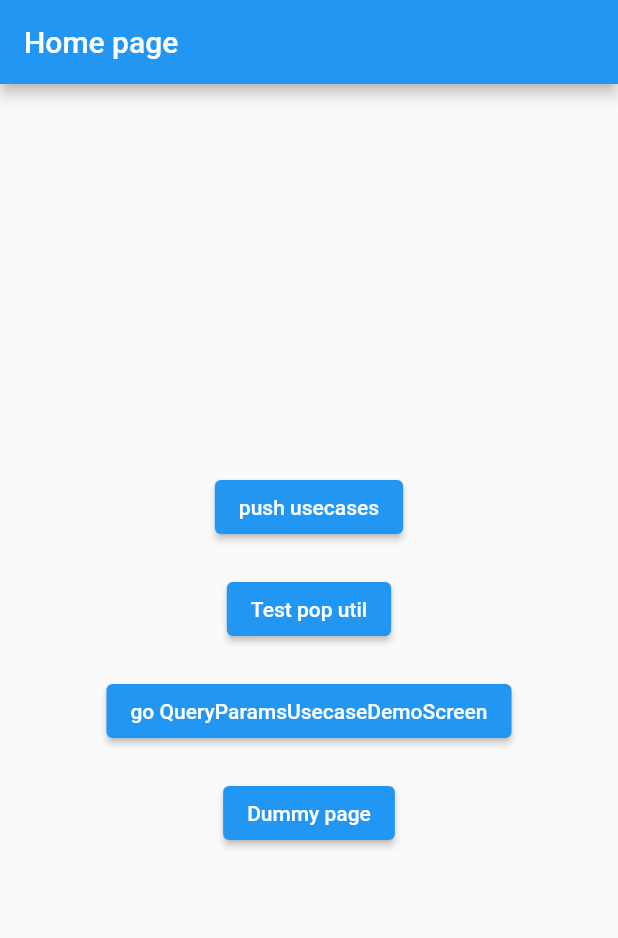
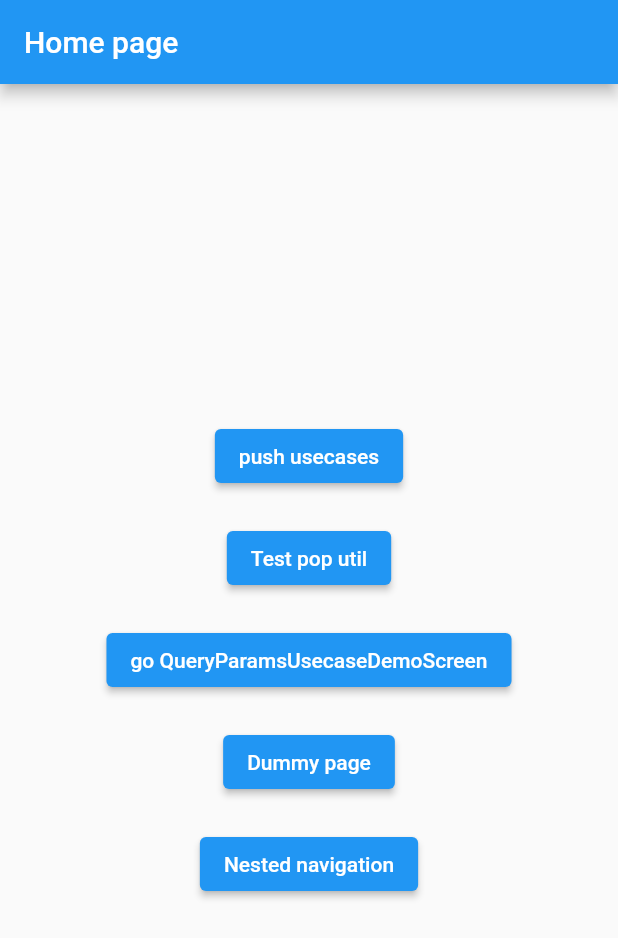
Before and after one commit to naco-src/go_router_example, a Flutter app: the screen it shows after launch, on a phone screen of 412 x 824 dp. Shown: the top 938 px of the screen. Run offline on Flutter 3.47's test engine with Material 2 defaults, Android fonts, the phone set to English and light mode, and no system bars; our stand-ins replace go_router.

Commit message:
implement nested navigation ex

```diff
--- a/lib/main.dart
+++ b/lib/main.dart
@@ -2,6 +2,7 @@ import 'package:flutter/material.dart';
 import 'package:go_router/go_router.dart';
 import 'package:go_router_example/error_screen.dart';
 import 'package:go_router_example/login_screen.dart';
+import 'package:go_router_example/nested_navigation.dart';
 import 'package:go_router_example/state.dart';
 import 'package:go_router_example/params_queryparams_usecases_demo.dart';
 import 'package:go_router_example/push_usecases_demo.dart';
@@ -99,6 +100,17 @@ class MyApp extends StatelessWidget {
               path: 'queryparamsusecasedemo/courses/:course_id',
               builder: (context, state) => const CourseDetailsScreen(),
             ),
+            GoRoute(
+              path: 'nested_navigation',
+              redirect: (state) => '/nested_navigation/0',
+            ),
+            GoRoute(
+              path: 'nested_navigation/:tab_index',
+              builder: (context, state) {
+                final tabIndex = int.parse(state.params['tab_index']!);
+                return NestedNavigationScreen(tabIndex: tabIndex);
+              },
+            ),
           ]),
       GoRoute(
         name: 'test_pop_util',
@@ -139,7 +151,7 @@ class MyApp extends StatelessWidget {
 
   Future<AuthState> _getLoginInfo() async {
     await Future.delayed(
-      const Duration(seconds: 3),
+      const Duration(seconds: 1),
     );
     final authState = AuthState();
     authState.setAuthStatus(AuthStateEnum.authenticated);
@@ -188,10 +200,20 @@ class MyHomePage extends StatelessWidget {
                 height: 20,
               ),
               ElevatedButton(
-                  onPressed: () {
-                    context.push('/notfound');
-                  },
-                  child: const Text('Dummy page')),
+                onPressed: () {
+                  context.push('/notfound');
+                },
+                child: const Text('Dummy page'),
+              ),
+              const SizedBox(
+                height: 20,
+              ),
+              ElevatedButton(
+                onPressed: () {
+                  context.go('/nested_navigation');
+                },
+                child: const Text('Nested navigation'),
+              ),
             ],
           ),
         ),
```
Also changed, not shown: lib/nested_navigation.dart (added, +60 -0 lines).
